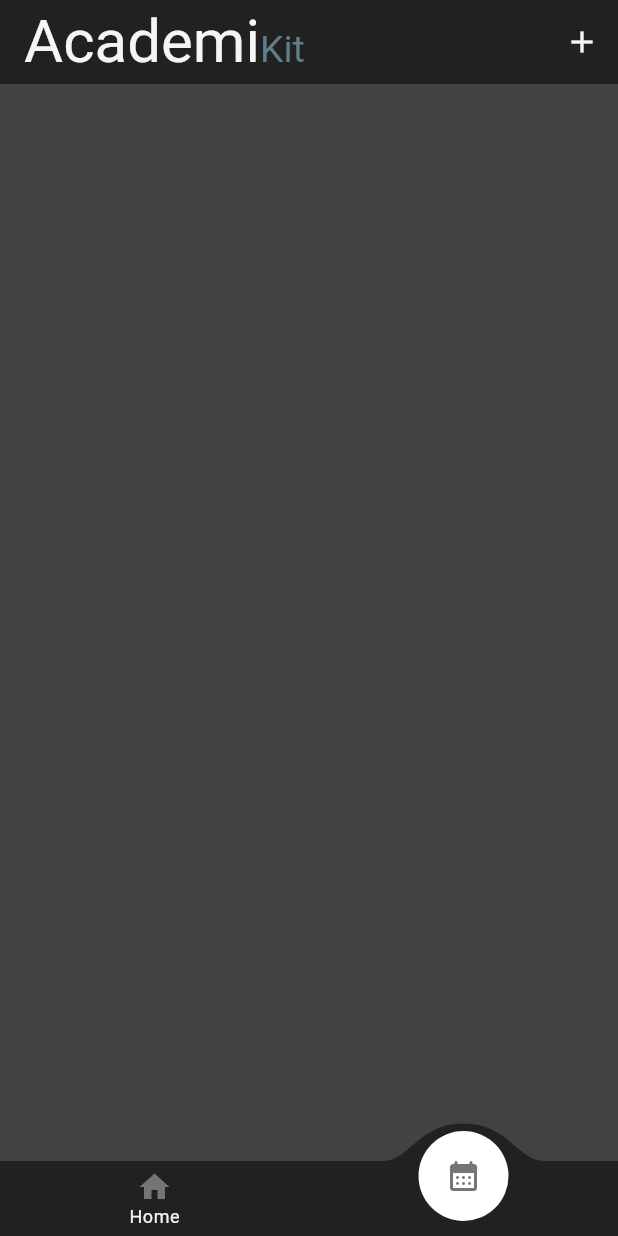
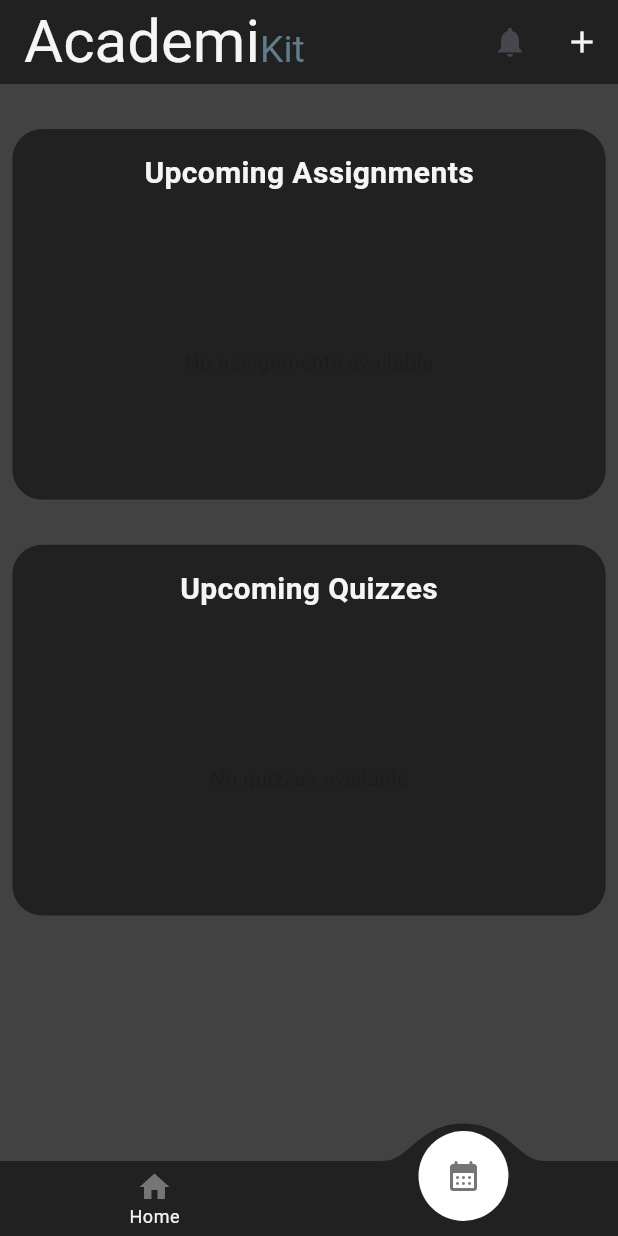
Before and after one commit to Ziadabdelraouf/academi_kit, a Flutter app: the screen it shows after launch, item 2 of the bottom bar chosen, on a phone screen of 412 x 824 dp. Run offline on Flutter 3.47's test engine with Material 3 defaults, Android fonts, the phone set to English and light mode, and no system bars; drawn by our look-alikes of convex_bottom_bar; our stand-ins replace flutter_riverpod, google_fonts, percent_indicator, sqflite, supabase_flutter; accounts and stored records are empty.

Commit message:
some of calendar screen added+icon

```diff
--- a/lib/data/Calendar.dart
+++ /dev/null
@@ -1,10 +0,0 @@
-import 'package:flutter/material.dart';
-
-class CalendarScreen extends StatelessWidget {
-  const CalendarScreen({super.key});
-
-  @override
-  Widget build(BuildContext context) {
-    return Container();
-  }
-}
--- a/lib/data/database.dart
+++ b/lib/data/database.dart
@@ -129,12 +129,13 @@ class CourseDatabase {
 
   Future<void> updateClass(Class class_, String oldCode) async {
     final db = database;
-    await db.update(
+    var f = await db.update(
       'classes',
       class_.toMap(),
       where: 'code = ?',
       whereArgs: [oldCode],
     );
+    print(f);
   }
 
   Future<void> deleteClass(String code) async {
--- /dev/null
+++ b/lib/screens/calendar_screen.dart
@@ -0,0 +1,89 @@
+import 'package:academi_kit/data/app_color.dart';
+import 'package:academi_kit/widgets/assignment_list.dart';
+import 'package:academi_kit/widgets/quiz_list.dart';
+import 'package:flutter/material.dart';
+
+class CalendarScreen extends StatelessWidget {
+  const CalendarScreen({super.key});
+
+  @override
+  Widget build(BuildContext context) {
+    return ListView.builder(
+      itemCount: 1,
+      itemBuilder: (context, index) {
+        return Column(
+          children: [
+            Container(
+              color: AppColors.darkGrey,
+              child: Column(
+                spacing: 10,
+                mainAxisAlignment: MainAxisAlignment.start,
+                children: [
+                  SizedBox(height: 20),
+                  Container(
+                    width: MediaQuery.sizeOf(context).width * 0.96,
+                    height: MediaQuery.sizeOf(context).height * 0.3,
+                    decoration: BoxDecoration(
+                      color: AppColors.charcoal,
+                      borderRadius: BorderRadius.circular(20),
+                    ),
+                    child: Column(
+                      mainAxisSize: MainAxisSize.min,
+                      children: [
+                        SizedBox(height: 15),
+                        Text(
+                          'Upcoming Assignments',
+                          style: TextStyle(
+                            color: AppColors.offWhite,
+                            fontSize: 20,
+                            fontWeight: FontWeight.bold,
+                          ),
+                        ),
+                        SizedBox(height: 20),
+                        Expanded(child: AssignmentsList()),
+                      ],
+                    ),
+                  ),
+                ],
+              ),
+            ),
+            Container(
+              color: AppColors.darkGrey,
+              child: Column(
+                spacing: 10,
+                mainAxisAlignment: MainAxisAlignment.start,
+                children: [
+                  SizedBox(height: 20),
+                  Container(
+                    width: MediaQuery.sizeOf(context).width * 0.96,
+                    height: MediaQuery.sizeOf(context).height * 0.3,
+                    decoration: BoxDecoration(
+                      color: AppColors.charcoal,
+                      borderRadius: BorderRadius.circular(20),
+                    ),
+                    child: Column(
+                      mainAxisSize: MainAxisSize.min,
+                      children: [
+                        SizedBox(height: 15),
+                        Text(
+                          'Upcoming Quizzes',
+                          style: TextStyle(
+                            color: AppColors.offWhite,
+                            fontSize: 20,
+                            fontWeight: FontWeight.bold,
+                          ),
+                        ),
+                        SizedBox(height: 20),
+                        Expanded(child: QuizList()),
+                      ],
+                    ),
+                  ),
+                ],
+              ),
+            ),
+          ],
+        );
+      },
+    );
+  }
+}
--- a/lib/screens/start_screen.dart
+++ b/lib/screens/start_screen.dart
@@ -1,5 +1,6 @@
-import 'package:academi_kit/data/Calendar.dart';
 import 'package:academi_kit/data/app_color.dart';
+import 'package:academi_kit/data/dummy.dart';
+import 'package:academi_kit/screens/calendar_screen.dart';
 import 'package:academi_kit/screens/main_screen.dart';
 import 'package:academi_kit/widgets/modal.dart';
 import 'package:convex_bottom_bar/convex_bottom_bar.dart';
@@ -30,6 +31,10 @@ class _StartScreenState extends State<Startscreen> {
     return Scaffold(
       appBar: AppBar(
         actions: [
+          IconButton(
+            onPressed: () => addDummyData(context),
+            icon: Icon(Icons.notifications),
+          ),
           IconButton(
             icon: Icon(Icons.add),
             color: AppColors.offWhite,
@@ -85,6 +90,7 @@ class _StartScreenState extends State<Startscreen> {
           setState(() {
             currentScreen = index;
           });
+          print(currentScreen);
         },
       ),
       resizeToAvoidBottomInset: false,
--- a/lib/widgets/add_assignment.dart
+++ b/lib/widgets/add_assignment.dart
@@ -187,7 +187,7 @@ class _AddAssignmentState extends ConsumerState<AddAssignment> {
                 ),
                 ElevatedButton.icon(
                   style: ElevatedButton.styleFrom(
-                    backgroundColor: AppColors.darkGrey,
+                    backgroundColor: AppColors.coolBlue,
                     foregroundColor: AppColors.offWhite,
                     shape: RoundedRectangleBorder(
                       borderRadius: BorderRadius.circular(30),
--- a/lib/widgets/add_note.dart
+++ b/lib/widgets/add_note.dart
@@ -3,7 +3,6 @@ import 'package:academi_kit/models/note.dart';
 import 'package:academi_kit/models/class.dart';
 import 'package:academi_kit/providers/course_provider.dart';
 import 'package:academi_kit/providers/note_provider.dart';
-import 'package:academi_kit/providers/note_repo.dart';
 import 'package:flutter/material.dart';
 import 'package:flutter_riverpod/flutter_riverpod.dart';
 
--- a/lib/widgets/modal.dart
+++ b/lib/widgets/modal.dart
@@ -1,6 +1,8 @@
 import 'package:academi_kit/data/app_color.dart';
 import 'package:academi_kit/models/class.dart';
+import 'package:academi_kit/providers/assignment_provider.dart';
 import 'package:academi_kit/providers/course_provider.dart';
+import 'package:academi_kit/providers/exam_provider.dart';
 import 'package:flutter/material.dart';
 import 'package:flutter_riverpod/flutter_riverpod.dart';
 import 'package:google_fonts/google_fonts.dart';
@@ -80,11 +82,12 @@ class _ModalState extends State<Modal> {
       return;
     }
     formKey.currentState!.save();
-    // This could involve saving the class data to a database or state management solution
     await ProviderScope.containerOf(
       context,
     ).read(classNotifierProvider.notifier).updateClass(c1, oldclassCode);
     ProviderScope.containerOf(context).invalidate(classNotifierProvider);
+    ProviderScope.containerOf(context).invalidate(assignmentProvider);
+    ProviderScope.containerOf(context).invalidate(examProvider);
     if (mounted) Navigator.pop(context);
   }
 
--- /dev/null
+++ b/lib/widgets/quiz_list.dart
@@ -0,0 +1,89 @@
+import 'package:academi_kit/data/app_color.dart';
+import 'package:academi_kit/providers/exam_provider.dart';
+import 'package:flutter/material.dart';
+import 'package:flutter_riverpod/flutter_riverpod.dart';
+import 'package:intl/intl.dart'; // For date formatting
+
+class QuizList extends ConsumerWidget {
+  const QuizList({super.key});
+  String truncateWithEllipsis(String text) {
+    const int maxLength = 20; // Maximum length before truncation
+    if (text.length <= maxLength) {
+      return text; // Return original if within limit
+    } else {
+      return '${text.substring(0, maxLength)}...'; // Truncate and add '...'
+    }
+  }
+
+  @override
+  Widget build(BuildContext context, WidgetRef ref) {
+    final quizzesAsync = ref.watch(examProvider);
+
+    return quizzesAsync.when(
+      loading: () => const Center(child: CircularProgressIndicator()),
+      error: (error, stack) => Center(child: Text('Error: $error')),
+      data: (quizzes) {
+        if (quizzes.isEmpty) {
+          return const Center(child: Text('No quizzes available'));
+        }
+
+        return ListView.builder(
+          physics: const AlwaysScrollableScrollPhysics(),
+          itemCount: quizzes.length,
+          itemBuilder: (context, index) {
+            final quiz = quizzes[index];
+            return Card(
+              color: AppColors.lightGrey,
+              margin: const EdgeInsets.symmetric(horizontal: 10, vertical: 8),
+              child: ListTile(
+                title: Text(quiz.title),
+                subtitle: Row(
+                  crossAxisAlignment: CrossAxisAlignment.start,
+                  mainAxisAlignment: MainAxisAlignment.spaceBetween,
+                  mainAxisSize: MainAxisSize.max,
+                  children: [
+                    Column(
+                      spacing: 4,
+                      crossAxisAlignment: CrossAxisAlignment.start,
+                      mainAxisSize: MainAxisSize.min,
+                      children: [Text(truncateWithEllipsis(quiz.description))],
+                    ),
+                  ],
+                ),
+                onTap: () {
+                  // Handle assignment tap
+                },
+                trailing: Text(
+                  DateFormat('MMM dd, yyyy ').format(quiz.examDate),
+                  style: TextStyle(
+                    color: Theme.of(context).colorScheme.error,
+                    fontSize: 12,
+                  ),
+                ),
+                leading: CircleAvatar(
+                  radius: 35,
+                  backgroundColor: AppColors.coolBlue,
+                  child: Text(
+                    quiz.classCode.toUpperCase(),
+                    style: TextStyle(color: AppColors.offWhite, fontSize: 10),
+                  ),
+                ),
+              ),
+            );
+          },
+        );
+      },
+    );
+  }
+}
+
+Future<void> _deleteQuiz(WidgetRef ref, int id, BuildContext context) async {
+  try {
+    await ref.read(examProvider.notifier).deleteExam(id);
+    ref.invalidate(examProvider);
+  } catch (e) {
+    ScaffoldMessenger.of(
+      context,
+    ).showSnackBar(SnackBar(content: Text('Failed to delete: $e')));
+  }
+}
--- a/pubspec.yaml
+++ b/pubspec.yaml
@@ -49,6 +49,7 @@ dependencies:
   badges: ^3.1.2
   kalender: ^0.10.2
   percent_indicator: ^4.2.5
+  flutter_launcher_icons: ^0.14.4
 
 dev_dependencies:
   flutter_test:
```
Also changed, not shown: flutter_launcher_icons.yaml (added, +19 -0 lines), lib/data/dummy.dart (added, +91 -0 lines), lib/widgets/assignment_list.dart (added, +95 -0 lines), ic_launcher.png (added), pubspec.lock, 28 other files.
